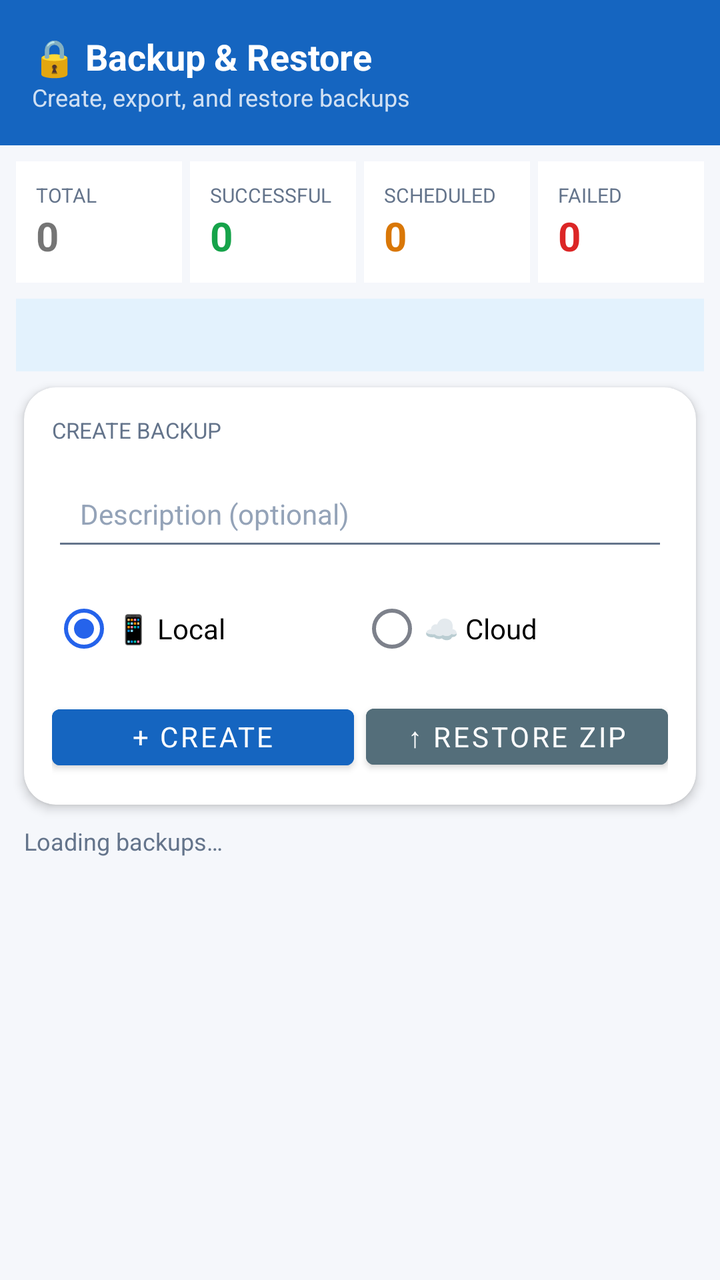
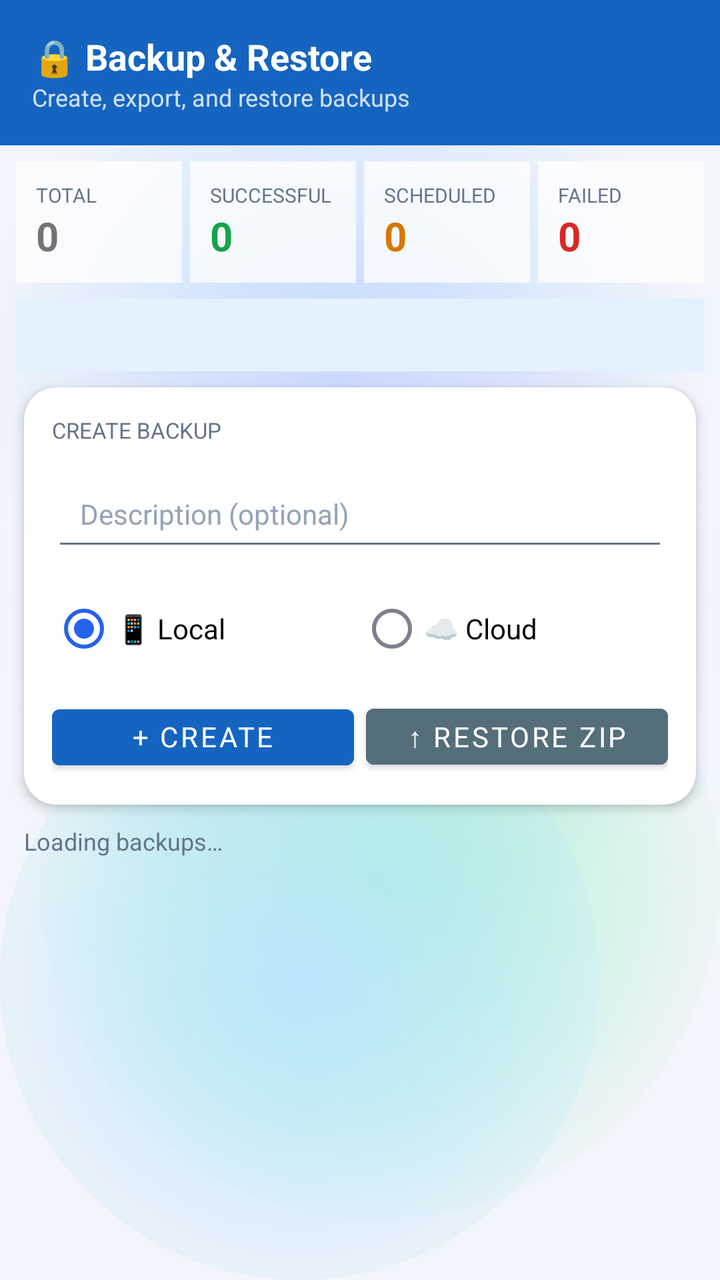

Before-and-after screenshots of an Android layout around one commit, followed by the original layout XML and the change that was made.
<!-- AndroidManifest.xml: application theme Theme.ExpenseOS -->
<!-- res/layout/fragment_backup_zip.xml -->
<?xml version="1.0" encoding="utf-8"?>
<LinearLayout xmlns:android="http://schemas.android.com/apk/res/android"
    xmlns:app="http://schemas.android.com/apk/res-auto"
    android:layout_width="match_parent"
    android:layout_height="match_parent"
    android:background="@color/bg"
    android:orientation="vertical">

    
    <LinearLayout
        android:layout_width="match_parent"
        android:layout_height="wrap_content"
        android:background="#1565C0"
        android:orientation="vertical"
        android:padding="16dp">

        <TextView
            android:layout_width="wrap_content"
            android:layout_height="wrap_content"
            android:text="🔒 Backup &amp; Restore"
            android:textColor="@android:color/white"
            android:textSize="18sp"
            android:textStyle="bold" />

        <TextView
            android:layout_width="wrap_content"
            android:layout_height="wrap_content"
            android:text="Create, export, and restore backups"
            android:textColor="#CCFFFFFF"
            android:textSize="12sp" />
    </LinearLayout>

    
    <LinearLayout
        android:layout_width="match_parent"
        android:layout_height="wrap_content"
        android:orientation="horizontal"
        android:padding="8dp">

        <LinearLayout
            android:layout_width="0dp"
            android:layout_height="wrap_content"
            android:layout_marginEnd="4dp"
            android:layout_weight="1"
            android:background="@color/bg_card"
            android:orientation="vertical"
            android:padding="10dp">

            <TextView
                android:layout_width="wrap_content"
                android:layout_height="wrap_content"
                android:text="TOTAL"
                android:textColor="@color/text_muted"
                android:textSize="10sp" />

            <TextView
                android:id="@+id/tv_stat_total"
                android:layout_width="wrap_content"
                android:layout_height="wrap_content"
                android:text="0"
                android:textSize="20sp"
                android:textStyle="bold" />
        </LinearLayout>

        <LinearLayout
            android:layout_width="0dp"
            android:layout_height="wrap_content"
            android:layout_marginEnd="4dp"
            android:layout_weight="1"
            android:background="@color/bg_card"
            android:orientation="vertical"
            android:padding="10dp">

            <TextView
                android:layout_width="wrap_content"
                android:layout_height="wrap_content"
                android:text="SUCCESSFUL"
                android:textColor="@color/text_muted"
                android:textSize="10sp" />

            <TextView
                android:id="@+id/tv_stat_success"
                android:layout_width="wrap_content"
                android:layout_height="wrap_content"
                android:text="0"
                android:textColor="@color/green"
                android:textSize="20sp"
                android:textStyle="bold" />
        </LinearLayout>

        <LinearLayout
            android:layout_width="0dp"
            android:layout_height="wrap_content"
            android:layout_marginEnd="4dp"
            android:layout_weight="1"
            android:background="@color/bg_card"
            android:orientation="vertical"
            android:padding="10dp">

            <TextView
                android:layout_width="wrap_content"
                android:layout_height="wrap_content"
                android:text="SCHEDULED"
                android:textColor="@color/text_muted"
                android:textSize="10sp" />

            <TextView
                android:id="@+id/tv_stat_scheduled"
                android:layout_width="wrap_content"
                android:layout_height="wrap_content"
                android:text="0"
                android:textColor="@color/warning"
                android:textSize="20sp"
                android:textStyle="bold" />
        </LinearLayout>

        <LinearLayout
            android:layout_width="0dp"
            android:layout_height="wrap_content"
            android:layout_weight="1"
            android:background="@color/bg_card"
            android:orientation="vertical"
            android:padding="10dp">

            <TextView
                android:layout_width="wrap_content"
                android:layout_height="wrap_content"
                android:text="FAILED"
                android:textColor="@color/text_muted"
                android:textSize="10sp" />

            <TextView
                android:id="@+id/tv_stat_failed"
                android:layout_width="wrap_content"
                android:layout_height="wrap_content"
                android:text="0"
                android:textColor="@color/red"
                android:textSize="20sp"
                android:textStyle="bold" />
        </LinearLayout>
    </LinearLayout>

    
    <TextView
        android:id="@+id/tv_schedule_banner"
        android:layout_width="match_parent"
        android:layout_height="wrap_content"
        android:layout_marginHorizontal="8dp"
        android:layout_marginBottom="8dp"
        android:background="@color/selection"
        android:padding="10dp"
        android:textColor="@color/primary"
        android:textSize="12sp" />

    
    <androidx.cardview.widget.CardView
        android:layout_width="match_parent"
        android:layout_height="wrap_content"
        android:layout_marginHorizontal="12dp"
        android:layout_marginBottom="10dp"
        app:cardCornerRadius="16dp"
        app:cardElevation="3dp">

        <LinearLayout
            android:layout_width="match_parent"
            android:layout_height="wrap_content"
            android:orientation="vertical"
            android:padding="14dp">

            <TextView
                android:layout_width="wrap_content"
                android:layout_height="wrap_content"
                android:layout_marginBottom="8dp"
                android:text="CREATE BACKUP"
                android:textColor="@color/text_muted"
                android:textSize="11sp" />

            <EditText
                android:id="@+id/et_backup_desc"
                android:layout_width="match_parent"
                android:layout_height="wrap_content"
                android:layout_marginBottom="10dp"
                android:hint="Description (optional)" />

            <RadioGroup
                android:id="@+id/rgBackupMode"
                android:layout_width="match_parent"
                android:layout_height="wrap_content"
                android:layout_marginBottom="10dp"
                android:orientation="horizontal">

                <RadioButton
                    android:id="@+id/rbLocal"
                    android:layout_width="0dp"
                    android:layout_height="wrap_content"
                    android:layout_weight="1"
                    android:checked="true"
                    android:text="📱 Local" />

                <RadioButton
                    android:id="@+id/rbCloud"
                    android:layout_width="0dp"
                    android:layout_height="wrap_content"
                    android:layout_weight="1"
                    android:text="☁ Cloud" />
            </RadioGroup>

            <LinearLayout
                android:layout_width="match_parent"
                android:layout_height="wrap_content"
                android:orientation="horizontal">

                <Button
                    android:id="@+id/btn_create_backup"
                    android:layout_width="0dp"
                    android:layout_height="40dp"
                    android:layout_marginEnd="6dp"
                    android:layout_weight="1"
                    android:backgroundTint="#1565C0"
                    android:text="+ Create Backup"
                    android:textColor="@android:color/white" />

                <Button
                    android:id="@+id/btn_upload_backup"
                    android:layout_width="0dp"
                    android:layout_height="40dp"
                    android:layout_weight="1"
                    android:backgroundTint="#546E7A"
                    android:text="↑ Restore ZIP"
                    android:textColor="@android:color/white" />
            </LinearLayout>
        </LinearLayout>
    </androidx.cardview.widget.CardView>

    
    <TextView
        android:id="@+id/tv_backup_stats"
        android:layout_width="wrap_content"
        android:layout_height="wrap_content"
        android:layout_marginHorizontal="12dp"
        android:layout_marginBottom="6dp"
        android:text="Loading backups…"
        android:textColor="@color/text_muted"
        android:textSize="12sp" />

    
    <androidx.recyclerview.widget.RecyclerView
        android:id="@+id/rv_backups"
        android:layout_width="match_parent"
        android:layout_height="0dp"
        android:layout_weight="1"
        android:clipToPadding="false"
        android:paddingHorizontal="12dp"
        android:paddingBottom="12dp" />

</LinearLayout>
<!-- resources referenced by this layout -->
<resources>
  <color name="bg">#F5F7FB</color>
  <color name="bg_card">#FFFFFF</color>
  <style name="Theme.ExpenseOS" parent="Theme.MaterialComponents.DayNight.NoActionBar">
          <item name="colorPrimary">@color/primary</item>
          <item name="colorPrimaryVariant">@color/primary_dark</item>
          <item name="colorPrimaryDark">@color/primary_dark</item>
          <item name="colorOnPrimary">@color/on_primary</item>
          <item name="colorSecondary">@color/secondary</item>
          <item name="colorSecondaryVariant">@color/secondary_dark</item>
          <item name="colorOnSecondary">@color/on_primary</item>
          <item name="colorAccent">@color/primary</item>
          <item name="colorSurface">@color/surface</item>
          <item name="colorOnSurface">@color/text</item>
          <item name="colorOnBackground">@color/text</item>
          <item name="colorError">@color/danger</item>
          <item name="android:colorBackground">@color/bg</item>
          <item name="android:windowBackground">@color/bg</item>
  
          <item name="android:textColorPrimary">@color/text</item>
          <item name="android:textColorSecondary">@color/text_muted</item>
          <item name="android:textColorHint">@color/text_hint</item>
          <item name="android:fontFamily">sans-serif</item>
          <item name="fontFamily">sans-serif</item>
  
          
          <item name="android:statusBarColor">@color/bg</item>
          <item name="android:navigationBarColor">@color/nav_bg</item>
          <item name="android:windowLightStatusBar">true</item>
          <item name="android:windowLightNavigationBar" tools:targetApi="o_mr1">true</item>
          <item name="android:forceDarkAllowed" tools:targetApi="q">false</item>
  
          
          <item name="editTextStyle">@style/Widget.ExpenseOS.EditText</item>
          <item name="materialAlertDialogTheme">@style/ThemeOverlay.ExpenseOS.Dialog</item>
          <item name="bottomSheetDialogTheme">@style/ThemeOverlay.ExpenseOS.BottomSheet</item>
          <item name="materialTimePickerTheme">@style/ThemeOverlay.ExpenseOS.TimePicker</item>
          <item name="android:windowAnimationStyle">@style/Animation.ExpenseOS.Window</item>
          <item name="android:windowActivityTransitions">true</item>
          <item name="android:windowContentTransitions">true</item>
      </style>
  <color name="surface">#FFFFFF</color>
  <color name="nav_bg">#FFFFFF</color>
  <!-- unchanged entries left out for length: 23 -->
</resources>

<!-- the commit's change to res/layout/fragment_backup_zip.xml (unified diff, before → after) -->
@@ -3,7 +3,7 @@
     xmlns:app="http://schemas.android.com/apk/res-auto"
     android:layout_width="match_parent"
     android:layout_height="match_parent"
-    android:background="@color/bg"
+    android:background="@android:color/transparent"
     android:orientation="vertical">
 
     
<!-- resource entries referenced after the edit -->
@@ -1,7 +1,61 @@
 <!-- resources referenced by this layout -->
 <resources>
-  <color name="bg">#F5F7FB</color>
-  <color name="bg_card">#FFFFFF</color>
+  <color name="bg">#F2F5FB</color>
+  <!-- drawable aurora_bg (drawable) -->
+  <?xml version="1.0" encoding="utf-8"?>
+  <layer-list xmlns:android="http://schemas.android.com/apk/res/android">
+      <item android:drawable="@color/aurora_base" />
+      <item android:width="380dp" android:height="380dp"
+          android:gravity="top|end"
+          android:drawable="@drawable/aurora_blob_blue" />
+      <item android:width="360dp" android:height="360dp"
+          android:gravity="start" android:top="120dp"
+          android:drawable="@drawable/aurora_blob_violet" />
+      <item android:width="340dp" android:height="340dp"
+          android:gravity="bottom|end" android:bottom="30dp"
+          android:drawable="@drawable/aurora_blob_mint" />
+      <item android:width="300dp" android:height="300dp"
+          android:gravity="bottom|start"
+          android:drawable="@drawable/aurora_blob_sky" />
+  </layer-list>
+  <color name="aurora_base">#F2F5FB</color>
+  <!-- drawable aurora_blob_blue (drawable) -->
+  <?xml version="1.0" encoding="utf-8"?>
+  <shape xmlns:android="http://schemas.android.com/apk/res/android" android:shape="oval">
+      <gradient
+          android:type="radial"
+          android:gradientRadius="180dp"
+          android:startColor="#BFDBFE"
+          android:endColor="#00BFDBFE" />
+  </shape>
+  <!-- drawable aurora_blob_violet (drawable) -->
+  <?xml version="1.0" encoding="utf-8"?>
+  <shape xmlns:android="http://schemas.android.com/apk/res/android" android:shape="oval">
+      <gradient
+          android:type="radial"
+          android:gradientRadius="180dp"
+          android:startColor="#DDD6FE"
+          android:endColor="#00DDD6FE" />
+  </shape>
+  <!-- drawable aurora_blob_mint (drawable) -->
+  <?xml version="1.0" encoding="utf-8"?>
+  <shape xmlns:android="http://schemas.android.com/apk/res/android" android:shape="oval">
+      <gradient
+          android:type="radial"
+          android:gradientRadius="180dp"
+          android:startColor="#A7F3D0"
+          android:endColor="#00A7F3D0" />
+  </shape>
+  <!-- drawable aurora_blob_sky (drawable) -->
+  <?xml version="1.0" encoding="utf-8"?>
+  <shape xmlns:android="http://schemas.android.com/apk/res/android" android:shape="oval">
+      <gradient
+          android:type="radial"
+          android:gradientRadius="180dp"
+          android:startColor="#BAE6FD"
+          android:endColor="#00BAE6FD" />
+  </shape>
+  <color name="bg_card">#C2FFFFFF</color>
   <style name="Theme.ExpenseOS" parent="Theme.MaterialComponents.DayNight.NoActionBar">
           <item name="colorPrimary">@color/primary</item>
           <item name="colorPrimaryVariant">@color/primary_dark</item>
@@ -16,7 +70,7 @@
           <item name="colorOnBackground">@color/text</item>
           <item name="colorError">@color/danger</item>
           <item name="android:colorBackground">@color/bg</item>
-          <item name="android:windowBackground">@color/bg</item>
+          <item name="android:windowBackground">@drawable/aurora_bg</item>
   
           <item name="android:textColorPrimary">@color/text</item>
           <item name="android:textColorSecondary">@color/text_muted</item>
@@ -25,8 +79,8 @@
           <item name="fontFamily">sans-serif</item>
   
           
-          <item name="android:statusBarColor">@color/bg</item>
-          <item name="android:navigationBarColor">@color/nav_bg</item>
+          <item name="android:statusBarColor">@android:color/transparent</item>
+          <item name="android:navigationBarColor">@android:color/transparent</item>
           <item name="android:windowLightStatusBar">true</item>
           <item name="android:windowLightNavigationBar" tools:targetApi="o_mr1">true</item>
           <item name="android:forceDarkAllowed" tools:targetApi="q">false</item>
@@ -40,8 +94,7 @@
           <item name="android:windowActivityTransitions">true</item>
           <item name="android:windowContentTransitions">true</item>
       </style>
-  <color name="surface">#FFFFFF</color>
-  <color name="nav_bg">#FFFFFF</color>
+  <color name="surface">#E9FFFFFF</color>
   <!-- unchanged entries left out for length: 23 -->
 </resources>
 
